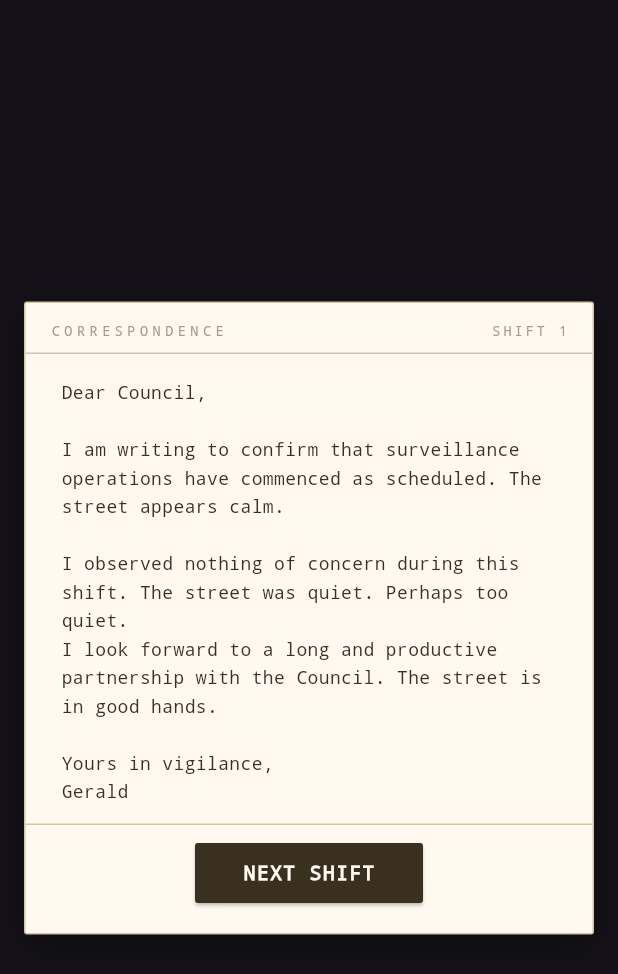
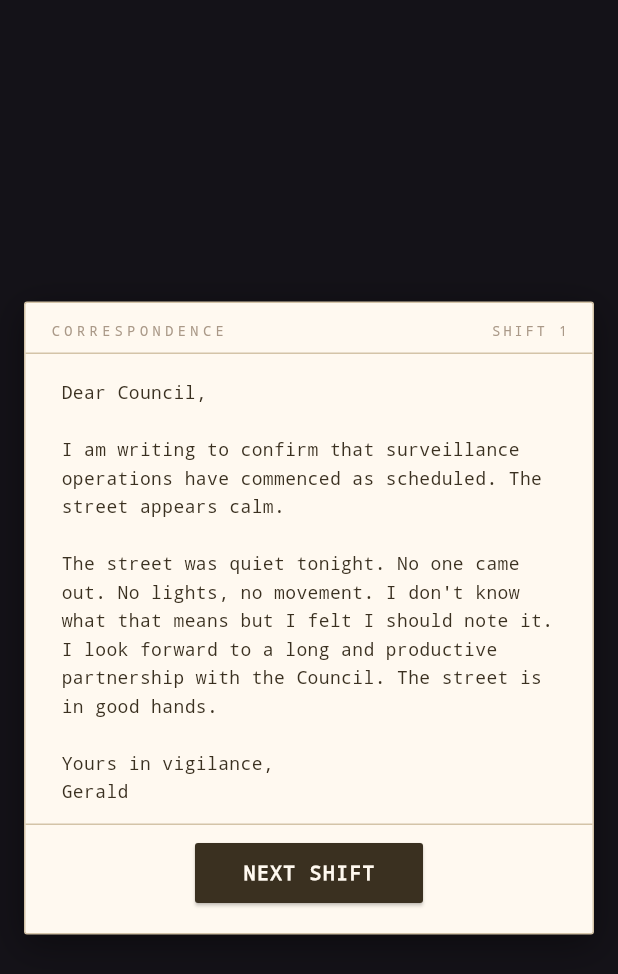
Before and after one commit to layogtima/gerald, a Flutter app: the RoundResultOverlay widget shown alone on an empty page, opened directly with empty values, on a phone screen of 412 x 824 dp. Shown: the top 974 px of the screen. Run offline on Flutter 3.47's test engine with Material 3 defaults, Android fonts, the phone set to English and light mode, and no system bars; missing offline and left inert: flame.

Commit message:
Rewrite report letter as natural prose instead of bullet list
Gerald's letters now read like actual correspondence to the Council.
Observations are woven into sentences with tone that escalates based
on tension. Dismissed activities get a casual mention. No more
"OBSERVATION N:" / "Assessment:" / "→ Recommended action:" format.

https://claude.ai/code/session_01Rv4CGvwWvQVZH9Ag6KDYRL

```diff
--- a/lib/overlays/round_result.dart
+++ b/lib/overlays/round_result.dart
@@ -146,22 +146,82 @@ class RoundResultOverlay extends StatelessWidget {
     buf.writeln(_getOpening(shift, tension));
     buf.writeln();
 
-    // Observations from this shift
-    final filedReports =
-        reports.where((r) => r.report.tension > 0).toList();
-    if (filedReports.isEmpty) {
+    // Observations woven into letter prose
+    final filed = reports.where((r) => r.report.tension > 0).toList();
+    final dismissed = reports.where((r) => r.report.tension == 0).toList();
+
+    if (filed.isEmpty && dismissed.isNotEmpty) {
       buf.writeln(
-          'I observed nothing of concern during this shift. '
-          'The street was quiet. Perhaps too quiet.');
+          'I watched the street for the full duration of my shift. '
+          'Nothing struck me as unusual. Neighbors came and went. '
+          'It was all perfectly ordinary, which, I must confess, '
+          'I find the most unsettling outcome of all.');
+    } else if (filed.isEmpty) {
+      buf.writeln(
+          'The street was quiet tonight. No one came out. '
+          'No lights, no movement. I don\'t know what that means '
+          'but I felt I should note it.');
     } else {
-      for (int i = 0; i < filedReports.length; i++) {
-        final r = filedReports[i];
-        buf.writeln(
-            'OBSERVATION ${i + 1}: Subject seen '
-            '${r.activity.displayName.toLowerCase()}. '
-            'Assessment: "${r.report.text}"');
+      // Weave each observation into natural prose
+      for (int i = 0; i < filed.length; i++) {
+        final r = filed[i];
+        final name = r.activity.displayName.toLowerCase();
+        final assessment = r.report.text;
+
+        if (i == 0 && tension < 40) {
+          buf.write('I noticed a resident $name today. ');
+          buf.writeln('My assessment: $assessment');
+        } else if (i == 0 && tension < 70) {
+          buf.write(
+              'First, and I want this on record \u2014 '
+              'I observed a resident $name. ');
+          buf.writeln(assessment);
+        } else if (i == 0) {
+          buf.write(
+              'Let me get straight to it. '
+              'A resident was seen $name. ');
+          buf.writeln(assessment);
+        } else if (tension < 50) {
+          buf.write(
+              'I also saw someone $name. ');
+          buf.writeln(assessment);
+        } else {
+          buf.write(
+              'There\'s more. Another resident, $name. ');
+          buf.writeln(assessment);
+        }
+
         if (r.report.consequence != null) {
-          buf.writeln('  \u2192 Recommended action: ${r.report.consequence}');
+          if (tension < 40) {
+            buf.writeln(
+                'I believe the appropriate response would be: '
+                '${r.report.consequence}.');
+          } else if (tension < 70) {
+            buf.writeln(
+                'The Council should consider action. '
+                'Specifically: ${r.report.consequence}.');
+          } else {
+            buf.writeln(
+                'Something has to be done. '
+                '${r.report.consequence}. Please.');
+          }
+        }
+        buf.writeln();
+      }
+
+      // Mention dismissed observations naturally
+      if (dismissed.isNotEmpty) {
+        if (dismissed.length == 1) {
+          buf.writeln(
+              'I also observed a resident '
+              '${dismissed.first.activity.displayName.toLowerCase()}, '
+              'but it didn\'t seem worth reporting. '
+              'At least, not yet.');
+        } else {
+          buf.writeln(
+              'There were ${dismissed.length} other residents out '
+              'who didn\'t warrant a formal report. '
+              'I\'m keeping notes regardless.');
         }
         buf.writeln();
       }
```
